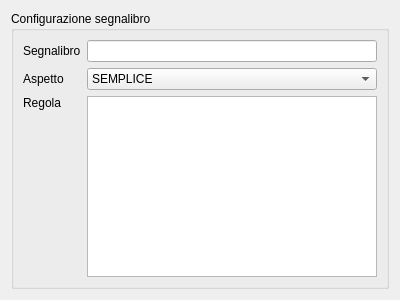
This is src/com/axiastudio/suite/modelli/forms/segnalibro.ui in tizianolattisi/suitegda as Qt 5 draws it before an edit. The edited form follows.
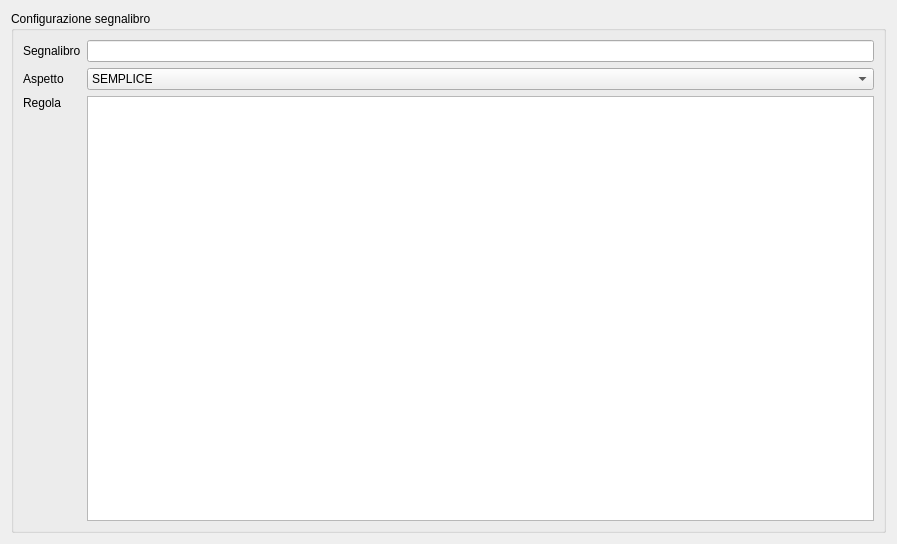
This is the edited form.

Commit message: Inserito flag 'lavoro' a Riferimento; possibilità di collegare utente ad anagrafica (solo come dato); dialog modello-segnalibro + grande

```diff
--- a/src/com/axiastudio/suite/modelli/forms/segnalibro.ui
+++ b/src/com/axiastudio/suite/modelli/forms/segnalibro.ui
@@ -6,8 +6,8 @@
    <rect>
     <x>0</x>
     <y>0</y>
-    <width>400</width>
-    <height>300</height>
+    <width>897</width>
+    <height>544</height>
    </rect>
   </property>
   <property name="windowTitle">
@@ -16,6 +16,12 @@
   <layout class="QVBoxLayout" name="verticalLayout">
    <item>
     <widget class="QGroupBox" name="groupBox">
+     <property name="minimumSize">
+      <size>
+       <width>800</width>
+       <height>500</height>
+      </size>
+     </property>
      <property name="title">
       <string>Configurazione segnalibro</string>
      </property>
```
The commit also changes 5 other files.
